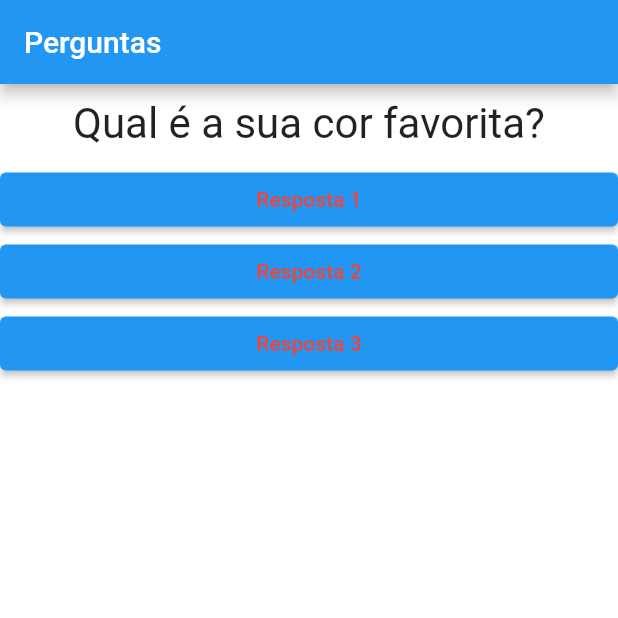
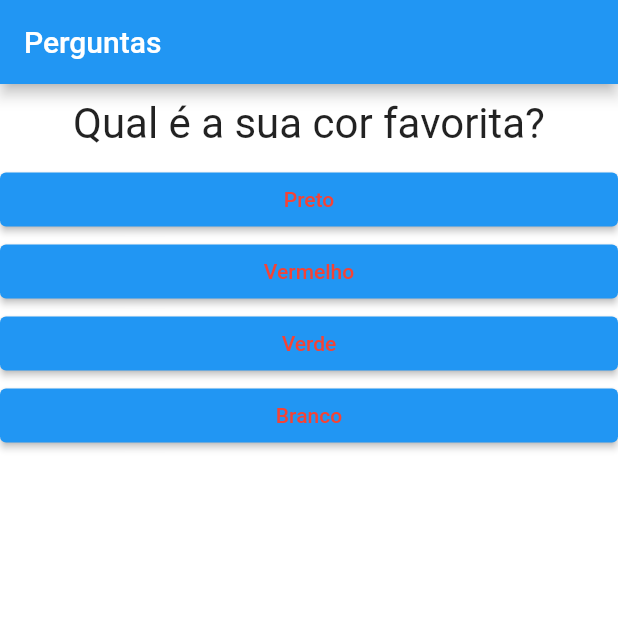
Before and after one commit to lucasSouzaWebDev/flutter-questions, a Flutter app: the screen it shows after launch, on a phone screen of 412 x 824 dp, the top half of it. Run offline on Flutter 3.47's test engine with Material 2 defaults, Android fonts, the phone set to English and light mode, and no system bars.

Commit message:
Added answers to buttons

```diff
--- a/lib/main.dart
+++ b/lib/main.dart
@@ -16,20 +16,30 @@ class _QuestionAppState extends State<QuestionApp> {
 
   @override
   Widget build(BuildContext context) {
-    final List<String> questions = [
-      'Qual é a sua cor favorita?',
-      'Qual é o seu animal favorito?',
+    final questions = [
+      {
+        'text': 'Qual é a sua cor favorita?',
+        'answers': ['Preto', 'Vermelho', 'Verde', 'Branco']
+      },
+      {
+        'text': 'Qual é o seu animal favorito?',
+        'answers': ['Coelho', 'Cobra', 'Elefante', 'Leão']
+      },
+      {
+        'text': 'Qual é o seu instrutor favorito?',
+        'answers': ['Carlos', 'João', 'Leo', 'Pedro']
+      },
     ];
+
+    List<String> answers = questions[_questionSelected].cast()['answers'];
 
     return MaterialApp(
       home: Scaffold(
         appBar: AppBar(title: Text('Perguntas')),
         body: Column(
           children: [
-            Question(questions[_questionSelected]),
-            Answer('Resposta 1', _answer),
-            Answer('Resposta 2', _answer),
-            Answer('Resposta 3', _answer),
+            Question(questions[_questionSelected]['text'].toString()),
+            ...answers.map((text) => Answer(text, _answer)).toList(),
           ],
         ),
         backgroundColor: Color(0xFFFFFFFF),
```
